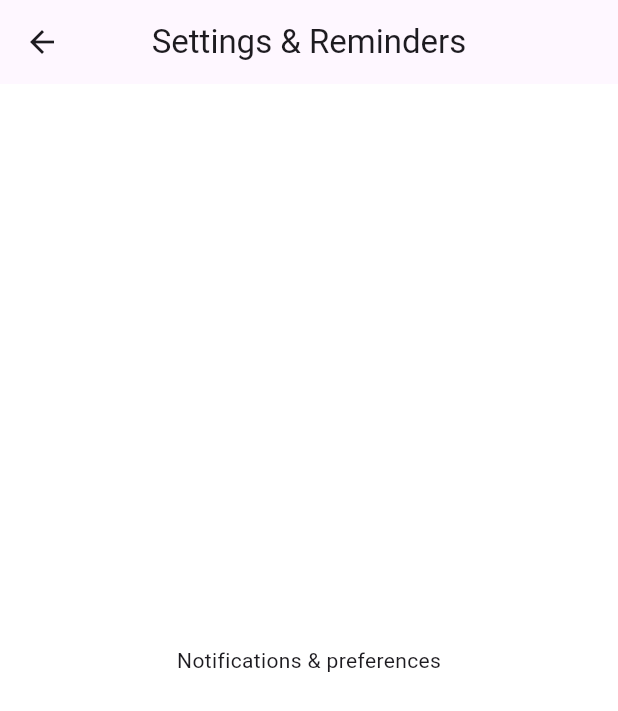
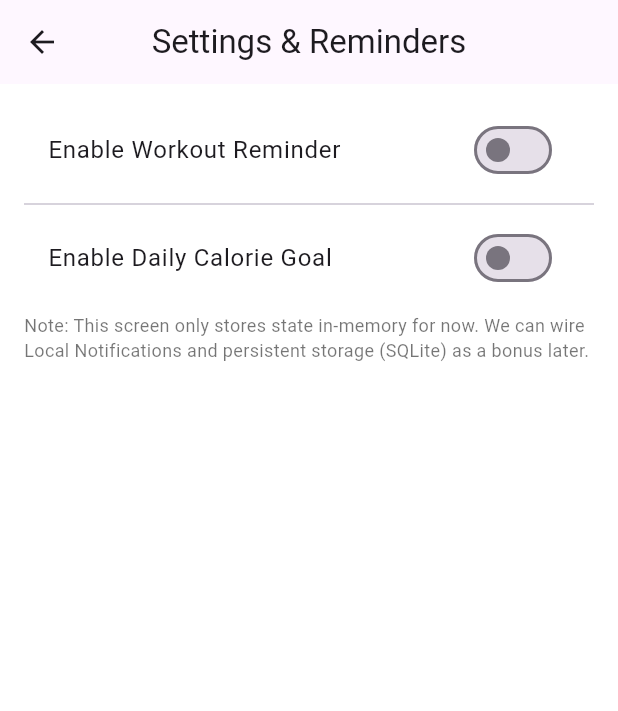
Before and after one commit to 002891677/Group_Project1, a Flutter app: the SettingsRemindersScreen screen opened directly, on a phone screen of 412 x 824 dp. Shown: the top 711 px of the screen. Run offline on Flutter 3.47's test engine with Material 3 defaults, Android fonts, the phone set to English and light mode, and no system bars.

Commit message:
feat(settings): add reminders toggle, time picker, and calorie goal slider

```diff
--- a/lib/screens/settings_reminders.dart
+++ b/lib/screens/settings_reminders.dart
@@ -1,10 +1,91 @@
 import 'package:flutter/material.dart';
 
-class SettingsRemindersScreen extends StatelessWidget {
+class SettingsRemindersScreen extends StatefulWidget {
   const SettingsRemindersScreen({super.key});
+
   @override
-  Widget build(BuildContext context) => Scaffold(
-    appBar: AppBar(title: const Text('Settings & Reminders')),
-    body: const Center(child: Text('Notifications & preferences')),
-  );
+  State<SettingsRemindersScreen> createState() =>
+      _SettingsRemindersScreenState();
 }
+
+class _SettingsRemindersScreenState extends State<SettingsRemindersScreen> {
+  bool reminderEnabled = false;
+  TimeOfDay? reminderTime;
+  bool calorieGoalEnabled = false;
+  int calorieGoal = 2000;
+
+  Future<void> _pickTime() async {
+    final time = await showTimePicker(
+      context: context,
+      initialTime: reminderTime ?? TimeOfDay.now(),
+    );
+    if (time != null) {
+      setState(() => reminderTime = time);
+      ScaffoldMessenger.of(context).showSnackBar(
+        SnackBar(content: Text('Reminder set to ${time.format(context)}')),
+      );
+    }
+  }
+
+  @override
+  Widget build(BuildContext context) {
+    return Scaffold(
+      appBar: AppBar(title: const Text('Settings & Reminders')),
+      body: ListView(
+        padding: const EdgeInsets.all(16),
+        children: [
+          SwitchListTile(
+            title: const Text('Enable Workout Reminder'),
+            value: reminderEnabled,
+            onChanged: (v) => setState(() => reminderEnabled = v),
+          ),
+          if (reminderEnabled) ...[
+            ListTile(
+              contentPadding: EdgeInsets.zero,
+              title: Text(
+                reminderTime == null
+                    ? 'No reminder time set'
+                    : 'Reminder time: ${reminderTime!.format(context)}',
+              ),
+              trailing: ElevatedButton(
+                onPressed: _pickTime,
+                child: const Text('Pick Time'),
+              ),
+            ),
+            const SizedBox(height: 12),
+          ],
+          const Divider(),
+          SwitchListTile(
+            title: const Text('Enable Daily Calorie Goal'),
+            value: calorieGoalEnabled,
+            onChanged: (v) => setState(() => calorieGoalEnabled = v),
+          ),
+          if (calorieGoalEnabled)
+            Row(
+              children: [
+                const Text('Goal:'),
+                const SizedBox(width: 12),
+                Expanded(
+                  child: Slider(
+                    value: calorieGoal.toDouble(),
+                    min: 1200,
+                    max: 3500,
+                    divisions: 23,
+                    label: '$calorieGoal',
+                    onChanged: (v) => setState(() => calorieGoal = v.round()),
+                  ),
+                ),
+                SizedBox(width: 72, child: Text('$calorieGoal cal')),
+              ],
+            ),
+          const SizedBox(height: 8),
+          const Text(
+            'Note: This screen only stores state in-memory for now. '
+            'We can wire Local Notifications and persistent storage (SQLite) as a bonus later.',
+            style: TextStyle(fontSize: 12, color: Colors.black54),
+          ),
+        ],
+      ),
+    );
+  }
+}
```
